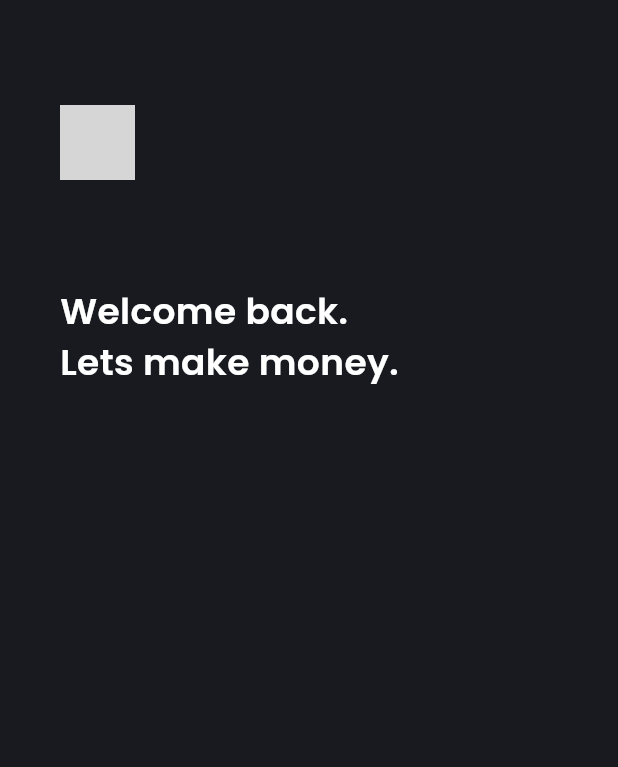
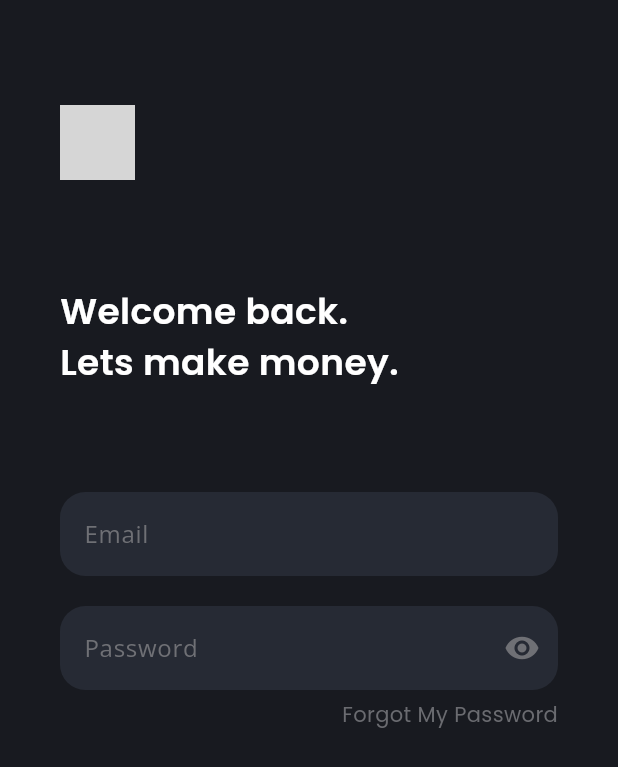
Before and after one commit to royyanhusen/sevendays-bwa, a Flutter app: the screen it shows after launch, on a phone screen of 412 x 824 dp. Shown: the top 767 px of the screen. Run offline on Flutter 3.47's test engine with Material 3 defaults, Android fonts, the light colour scheme and no system bars; our stand-ins replace google_fonts; grey boxes are pictures that could not be loaded.

Commit message:
add TextFormField - first sign in screen

```diff
--- a/lib/pages/first_signin.dart
+++ b/lib/pages/first_signin.dart
@@ -9,7 +9,7 @@ class FirstSignIn extends StatelessWidget {
     return Scaffold(
       backgroundColor: Color(0xff181A20),
       body: Padding(
-        padding: const EdgeInsets.only(top: 70, left:40, right: 40),
+        padding: const EdgeInsets.only(top: 70, left: 40, right: 40),
         child: Column(
           crossAxisAlignment: CrossAxisAlignment.start,
           children: [
@@ -21,9 +21,53 @@ class FirstSignIn extends StatelessWidget {
             Text(
               'Welcome back. \nLets make money.',
               style: GoogleFonts.poppins(
-                color: Colors.white,
-                fontSize: 24,
-                fontWeight: FontWeight.w600
+                  color: Colors.white,
+                  fontSize: 24,
+                  fontWeight: FontWeight.w600),
+            ),
+            SizedBox(height: 70),
+            TextFormField(
+              style: GoogleFonts.openSans(color: Colors.white),
+              decoration: InputDecoration(
+                  fillColor: Color(0xff262A34),
+                  filled: true,
+                  border: OutlineInputBorder(
+                    borderRadius: BorderRadius.circular(17),
+                    borderSide: BorderSide.none,
+                  ),
+                  hintText: 'Email',
+                  hintStyle: GoogleFonts.openSans(
+                    color: Color(0xff6F7075),
+                  )),
+            ),
+            SizedBox(height: 20),
+            TextFormField(
+              style: GoogleFonts.openSans(color: Colors.white),
+              decoration: InputDecoration(
+                fillColor: Color(0xff262A34),
+                filled: true,
+                border: OutlineInputBorder(
+                  borderRadius: BorderRadius.circular(17),
+                  borderSide: BorderSide.none,
+                ),
+                hintText: 'Password',
+                hintStyle: GoogleFonts.openSans(
+                  color: Color(0xff6F7075),
+                ),
+                suffixIcon: Icon(
+                  Icons.visibility,
+                  color: Color(0xff6F7075),
+                ),
+              ),
+            ),
+            SizedBox(height: 6),
+            Container(
+              alignment: Alignment(1, 0.5),
+              child: Text(
+                'Forgot My Password',
+                style: GoogleFonts.poppins(
+                  color: Color(0xff6A6B70)
+                )
               ),
             )
           ],
```
